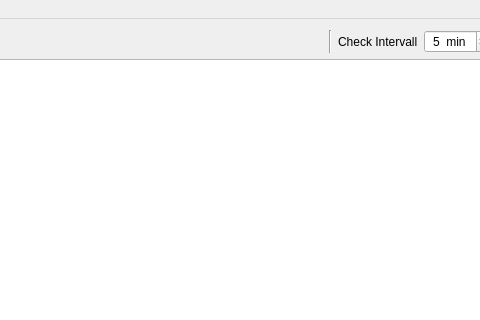
Above: qtexplorer/mainwindow.ui from markusheilig/qtexplorer before the change; both pictures show x 403 to 883 and y 0 to 320 of the 1000 by 800 pixel window. Below: the same form after it.
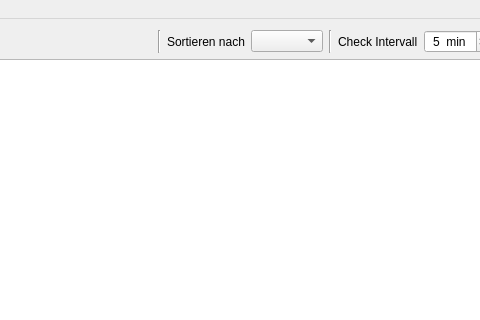
That is the form after the change. Icons and pictures are not drawn.

What changed in the file:
```diff
--- a/qtexplorer/mainwindow.ui
+++ b/qtexplorer/mainwindow.ui
@@ -48,6 +48,27 @@
         </property>
        </spacer>
       </item>
+      <item>
+       <widget class="Line" name="line_3">
+        <property name="orientation">
+         <enum>Qt::Vertical</enum>
+        </property>
+       </widget>
+      </item>
+      <item>
+       <widget class="QLabel" name="label_2">
+        <property name="text">
+         <string>Sortieren nach</string>
+        </property>
+       </widget>
+      </item>
+      <item>
+       <widget class="QComboBox" name="sortType">
+        <property name="currentIndex">
+         <number>-1</number>
+        </property>
+       </widget>
+      </item>
       <item>
        <widget class="Line" name="line">
         <property name="orientation">
```
Left out of the diff: 3 changed lines with no effect on the pictures.
